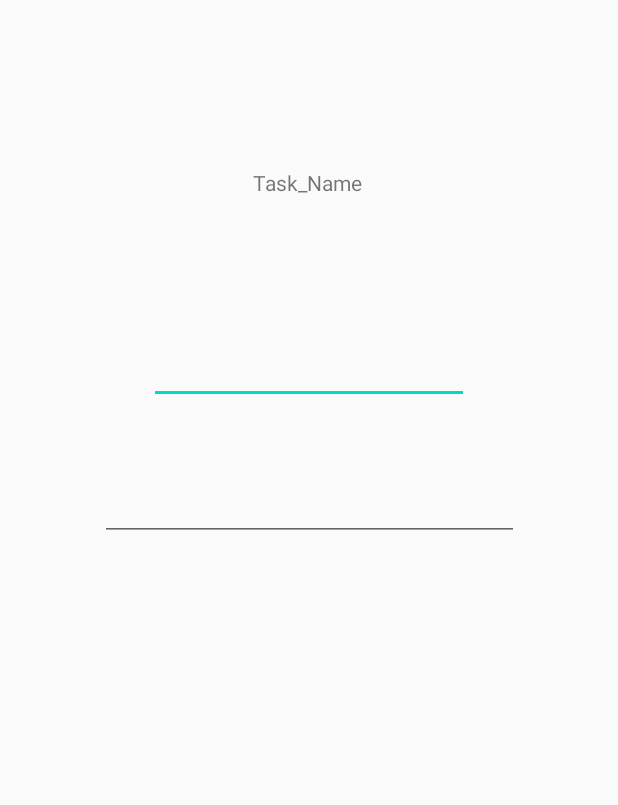
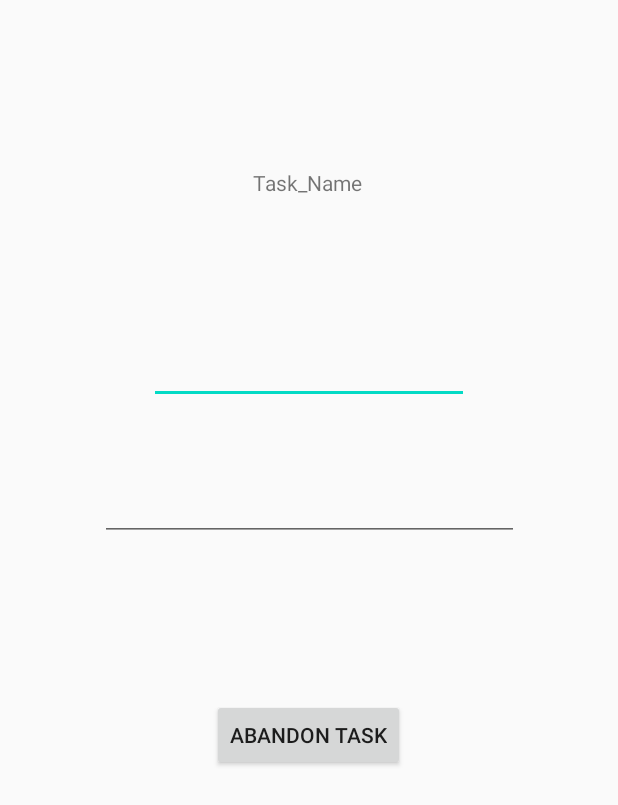
Before and after one commit to marcushio/LockingPomodoro, an Android app: the layout activity_focus.xml on its own in the app's theme, with its tools: preview values and no code run, on a phone screen of 412 x 824 dp. Shown: the top 805 px of the screen. Run offline under Robolectric (Android 15) with nearby library versions, the phone set to English and light mode, and no system bars.

Commit message:
add feature abandon activity

```diff
--- a/app/src/main/res/layout/activity_focus.xml
+++ b/app/src/main/res/layout/activity_focus.xml
@@ -58,7 +58,8 @@
         app:layout_constraintBottom_toBottomOf="parent"
         app:layout_constraintEnd_toStartOf="@+id/dismiss_button"
         app:layout_constraintStart_toStartOf="parent"
-        app:layout_constraintTop_toBottomOf="@+id/positive_message" />
+        app:layout_constraintTop_toBottomOf="@+id/positive_message"
+        app:layout_constraintVertical_bias="0.504" />
 
     <Button
         android:id="@+id/dismiss_button"
@@ -73,4 +74,16 @@
         app:layout_constraintHorizontal_bias="1.0"
         app:layout_constraintStart_toEndOf="@+id/count_button" />
 
+    <Button
+        android:id="@+id/abandon_button"
+        android:layout_width="wrap_content"
+        android:layout_height="wrap_content"
+        android:text="@string/abandon"
+        app:layout_constraintBottom_toBottomOf="parent"
+        app:layout_constraintEnd_toStartOf="@+id/dismiss_button"
+        app:layout_constraintHorizontal_bias="0.484"
+        app:layout_constraintStart_toEndOf="@+id/count_button"
+        app:layout_constraintTop_toBottomOf="@+id/positive_message"
+        app:layout_constraintVertical_bias="0.253" />
+
 </androidx.constraintlayout.widget.ConstraintLayout>
--- a/app/src/main/res/values/strings.xml
+++ b/app/src/main/res/values/strings.xml
@@ -24,6 +24,7 @@
     <string name="focus_task">Task_Name</string>
     <string name="count_task">Add</string>
     <string name="dismiss_task">Dismiss</string>
+    <string name="abandon">Abandon Task</string>
 
     <string name="dialog_delete_task">Delete Task?</string>
     <string name="delete">Delete</string>
```
Also changed, not shown: app/src/main/java/com/example/lockingpomodoro/FocusActivity.java (+16 -7 lines).
